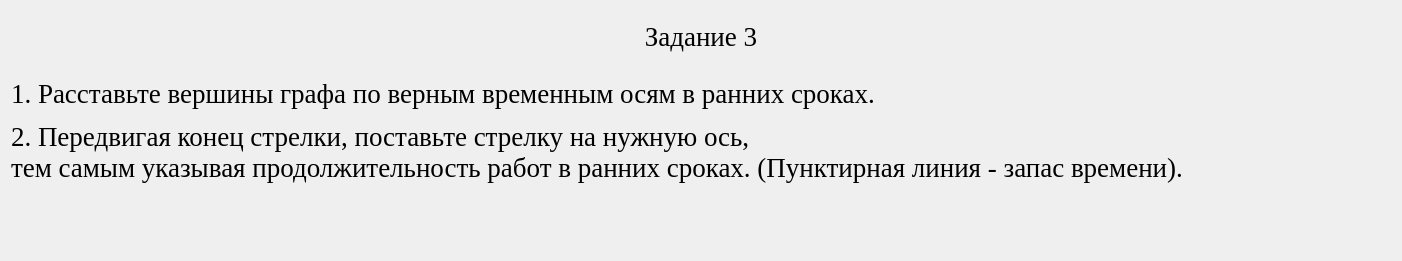
First picture: the form in qt_designer_ui/TextTask3.ui, repository IvaMarin/Project-Network-Diagram-App, before the edit.
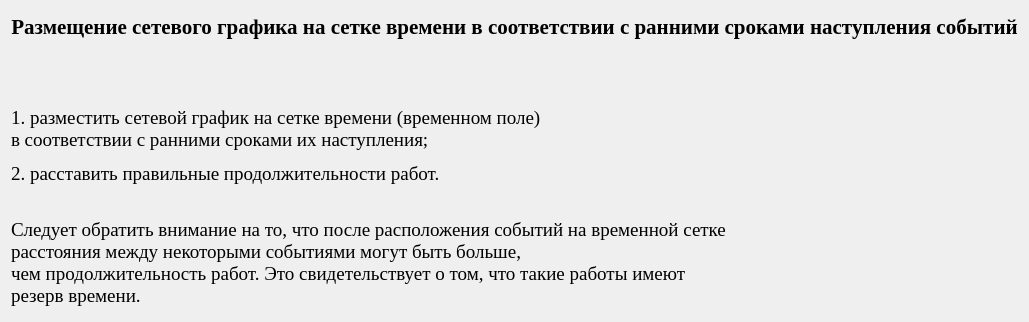
Second picture: the form after the edit.

```diff
--- a/qt_designer_ui/TextTask3.ui
+++ b/qt_designer_ui/TextTask3.ui
@@ -6,8 +6,8 @@
    <rect>
     <x>0</x>
     <y>0</y>
-    <width>1402</width>
-    <height>261</height>
+    <width>1025</width>
+    <height>322</height>
    </rect>
   </property>
   <property name="windowTitle">
@@ -18,11 +18,12 @@
     <widget class="QLabel" name="label">
      <property name="font">
       <font>
-       <family>Times New Roman</family>
+       <family>Liberation Serif</family>
+       <pointsize>14</pointsize>
       </font>
      </property>
      <property name="text">
-      <string>&lt;html&gt;&lt;head/&gt;&lt;body&gt;&lt;p align=&quot;center&quot;&gt;&lt;span style=&quot; font-size:20pt;&quot;&gt;Задание 3&lt;br/&gt;&lt;/span&gt;&lt;/p&gt;&lt;p&gt;&lt;span style=&quot; font-size:20pt;&quot;&gt;1. Расставьте вершины графа по верным временным осям в ранних сроках.&lt;/span&gt;&lt;/p&gt;&lt;p&gt;&lt;span style=&quot; font-size:20pt;&quot;&gt;2. Передвигая конец стрелки, поставьте стрелку на нужную ось,&lt;br/&gt;тем самым указывая продолжительность работ в ранних сроках. (Пунктирная линия - запас времени).&lt;/span&gt;&lt;/p&gt;&lt;p&gt;&lt;span style=&quot; font-size:20pt;&quot;&gt;&lt;br/&gt;&lt;/span&gt;&lt;/p&gt;&lt;/body&gt;&lt;/html&gt;</string>
+      <string>&lt;html&gt;&lt;head/&gt;&lt;body&gt;&lt;p align=&quot;center&quot;&gt;&lt;span style=&quot; font-size:16pt; font-weight:600;&quot;&gt;Размещение сетевого графика на сетке времени в соответствии с ранними сроками наступления событий&lt;/span&gt;&lt;/p&gt;&lt;p align=&quot;center&quot;&gt;&lt;br/&gt;&lt;/p&gt;&lt;p align=&quot;justify&quot;&gt;1. разместить сетевой график на сетке времени (временном поле)&lt;br/&gt;в соответствии с ранними сроками их наступления; &lt;/p&gt;&lt;p align=&quot;justify&quot;&gt;2. расставить правильные продолжительности работ.&lt;/p&gt;&lt;p align=&quot;justify&quot;&gt;&lt;br/&gt;Следует обратить внимание на то, что после расположения событий на временной сетке &lt;br/&gt;расстояния между некоторыми событиями могут быть больше, &lt;br/&gt;чем продолжительность работ. Это свидетельствует о том, что такие работы имеют &lt;br/&gt;резерв времени.&lt;/p&gt;&lt;/body&gt;&lt;/html&gt;</string>
      </property>
     </widget>
    </item>
```
